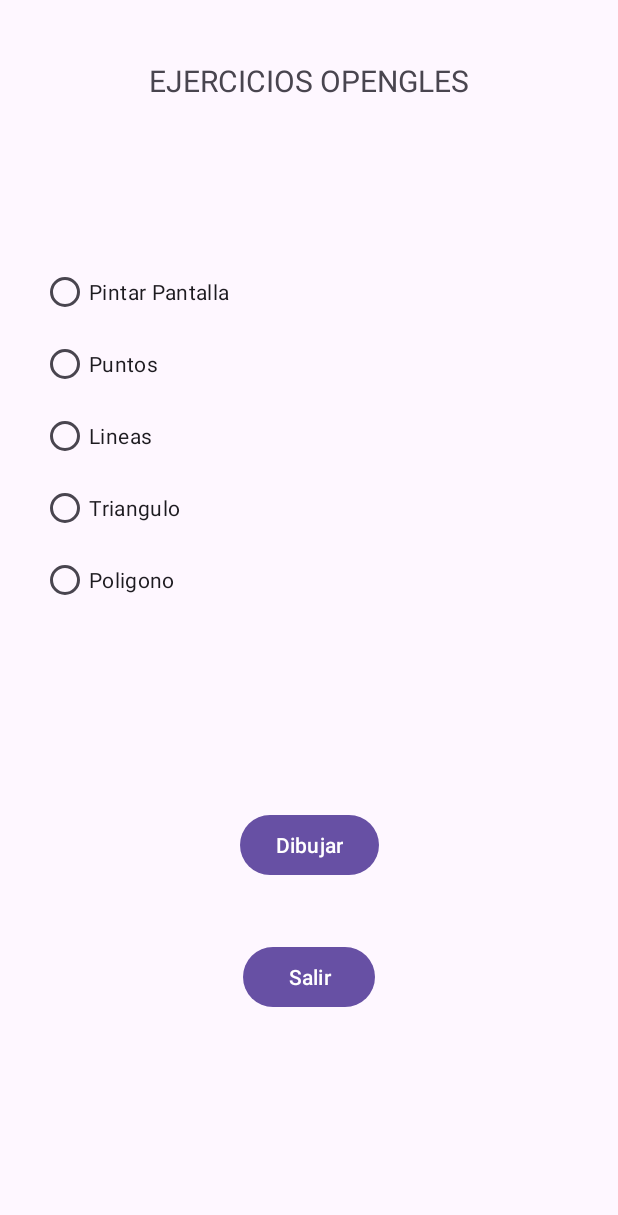
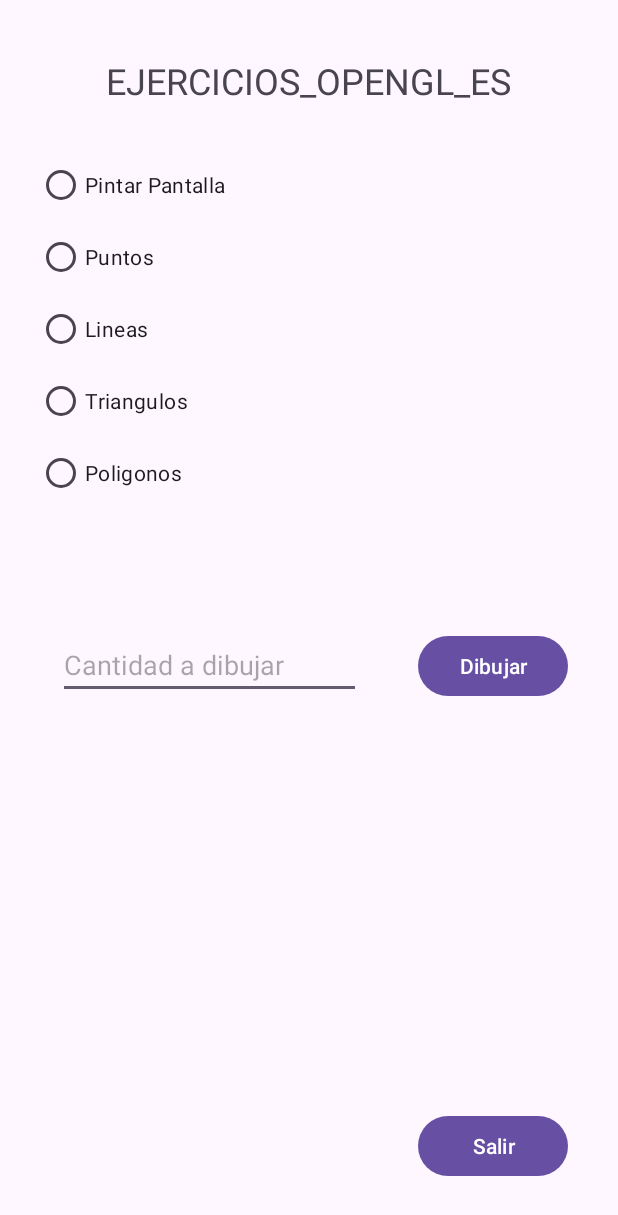
Before and after one commit to kaandradec/AppOpenGLes, an Android app: the Activity_Figuras screen opened directly, with no data from a screen before it, on a phone screen of 412 x 824 dp. Shown: the top 1215 px of the screen. Run offline under Robolectric (Android 15) with nearby library versions, the phone set to English and light mode, and no system bars.

Commit message:
create : 1. inputText, 2. geometrias: Linea, Punto. 3. renderers: RenderLinea, Render Punto.

```diff
--- a/app/src/main/res/layout/layout_figuras.xml
+++ b/app/src/main/res/layout/layout_figuras.xml
@@ -6,26 +6,28 @@
     android:layout_height="match_parent">
 
     <TextView
-        android:id="@+id/textView2"
+        android:id="@+id/textView"
         android:layout_width="wrap_content"
         android:layout_height="wrap_content"
-        android:text="EJERCICIOS OPENGLES"
-        android:textSize="20sp"
-        app:layout_constraintBottom_toTopOf="@+id/rgOpciones"
+        android:text="EJERCICIOS_OPENGL_ES"
+        android:textSize="24sp"
+        app:layout_constraintBottom_toBottomOf="parent"
         app:layout_constraintEnd_toEndOf="parent"
+        app:layout_constraintHorizontal_bias="0.498"
         app:layout_constraintStart_toStartOf="parent"
-        app:layout_constraintTop_toTopOf="parent" />
+        app:layout_constraintTop_toTopOf="parent"
+        app:layout_constraintVertical_bias="0.047" />
 
     <RadioGroup
         android:id="@+id/rgOpciones"
-        android:layout_width="357dp"
-        android:layout_height="255dp"
-        android:layout_marginTop="64dp"
-        android:layout_marginBottom="73dp"
-        app:layout_constraintBottom_toTopOf="@+id/btnDibujar"
+        android:layout_width="353dp"
+        android:layout_height="248dp"
+        app:layout_constraintBottom_toBottomOf="parent"
         app:layout_constraintEnd_toEndOf="parent"
+        app:layout_constraintHorizontal_bias="0.423"
         app:layout_constraintStart_toStartOf="parent"
-        app:layout_constraintTop_toBottomOf="@+id/textView2">
+        app:layout_constraintTop_toTopOf="parent"
+        app:layout_constraintVertical_bias="0.172">
 
         <RadioButton
             android:id="@+id/rbPantalla"
@@ -34,48 +36,66 @@
             android:text="Pintar Pantalla" />
 
         <RadioButton
-            android:id="@+id/rbPunto"
+            android:id="@+id/rbPuntos"
             android:layout_width="match_parent"
             android:layout_height="wrap_content"
             android:text="Puntos" />
 
         <RadioButton
-            android:id="@+id/rbLinea"
+            android:id="@+id/rbLineas"
             android:layout_width="match_parent"
             android:layout_height="wrap_content"
             android:text="Lineas" />
 
         <RadioButton
-            android:id="@+id/rbTriangulo"
+            android:id="@+id/rbTriangulos"
             android:layout_width="match_parent"
             android:layout_height="wrap_content"
-            android:text="Triangulo" />
+            android:text="Triangulos" />
 
         <RadioButton
-            android:id="@+id/rbPoligono"
+            android:id="@+id/rbPoligonos"
             android:layout_width="match_parent"
             android:layout_height="wrap_content"
-            android:text="Poligono" />
+            android:text="Poligonos" />
     </RadioGroup>
 
     <Button
         android:id="@+id/btnDibujar"
-        android:layout_width="wrap_content"
+        android:layout_width="100dp"
         android:layout_height="wrap_content"
         android:text="Dibujar"
-        app:layout_constraintBottom_toTopOf="@+id/btnSalir"
+        app:layout_constraintBottom_toBottomOf="parent"
         app:layout_constraintEnd_toEndOf="parent"
+        app:layout_constraintHorizontal_bias="0.893"
+        app:layout_constraintStart_toStartOf="parent"
+        app:layout_constraintTop_toTopOf="parent"
+        app:layout_constraintVertical_bias="0.541" />
+
+    <Button
+        android:id="@+id/btnSalir"
+        android:layout_width="100dp"
+        android:layout_height="wrap_content"
+        android:text="Salir"
+        app:layout_constraintBottom_toBottomOf="parent"
+        app:layout_constraintEnd_toEndOf="parent"
+        app:layout_constraintHorizontal_bias="0.893"
+        app:layout_constraintStart_toStartOf="parent"
+        app:layout_constraintTop_toTopOf="parent"
+        app:layout_constraintVertical_bias="0.954" />
+
+    <EditText
+        android:id="@+id/inputNumPrimitivas"
+        android:layout_width="202dp"
+        android:layout_height="41dp"
+        android:layout_marginTop="39dp"
+        android:layout_marginBottom="320dp"
+        android:ems="10"
+        android:hint="Cantidad a dibujar"
+        android:inputType="number"
+        app:layout_constraintBottom_toBottomOf="parent"
+        app:layout_constraintEnd_toStartOf="@+id/btnDibujar"
         app:layout_constraintStart_toStartOf="parent"
         app:layout_constraintTop_toBottomOf="@+id/rgOpciones" />
 
-    <Button
-        android:id="@+id/btnSalir"
-        android:layout_width="wrap_content"
-        android:layout_height="wrap_content"
-        android:layout_marginTop="52dp"
-        android:text="Salir"
-        app:layout_constraintBottom_toBottomOf="parent"
-        app:layout_constraintEnd_toEndOf="parent"
-        app:layout_constraintStart_toStartOf="parent"
-        app:layout_constraintTop_toBottomOf="@+id/rgOpciones" />
 </androidx.constraintlayout.widget.ConstraintLayout>
```
Also changed, not shown: app/src/main/java/ec/edu/uce/pa/activities/Activity_Figuras.java (+38 -10 lines), app/src/main/java/ec/edu/uce/pa/geometrias/Linea.java (added, +65 -0 lines), app/src/main/java/ec/edu/uce/pa/geometrias/Punto.java (added, +84 -0 lines), app/src/main/java/ec/edu/uce/pa/renderers/RenderLinea.java (added, +40 -0 lines), app/src/main/java/ec/edu/uce/pa/renderers/RenderPunto.java (added, +46 -0 lines).
